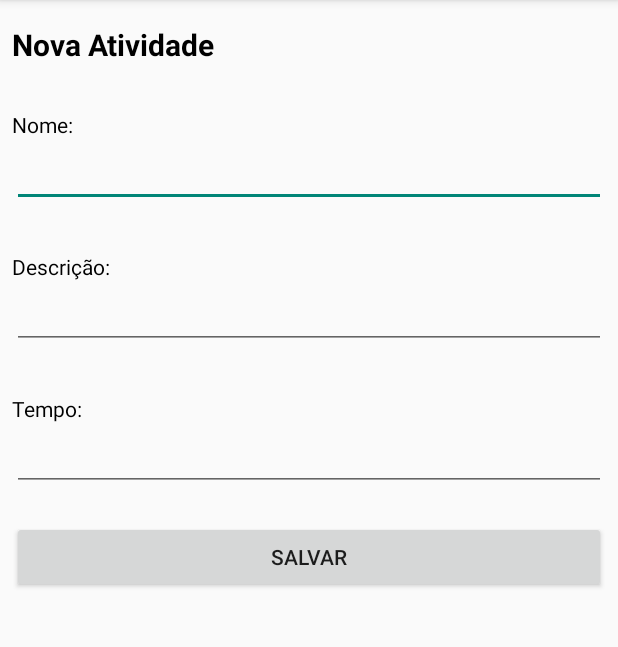
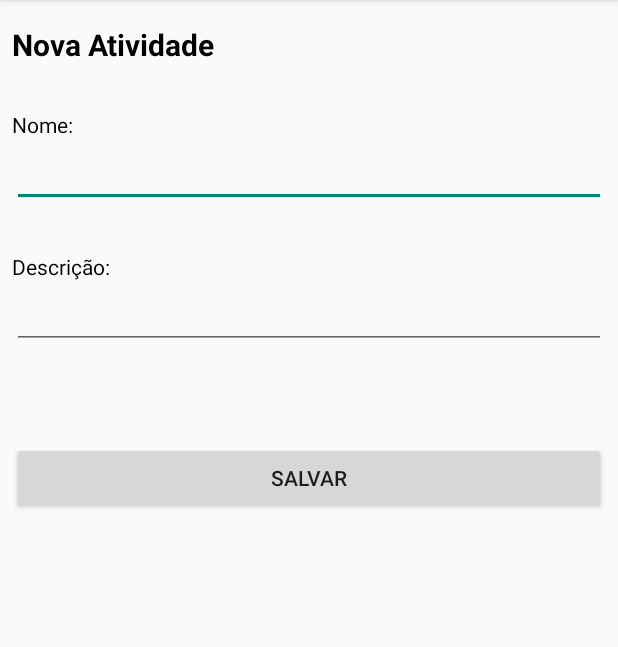
Before and after one commit to LuisaWerlang/Pomodoro, an Android app: the NewActivity screen opened directly, with no data from a screen before it, on a phone screen of 412 x 824 dp, the part 84-731 px from its top. Run offline under Robolectric (Android 15) with nearby library versions, the phone set to English and light mode, and no system bars.

Commit message:
pomodoro

```diff
--- a/app/build.gradle
+++ b/app/build.gradle
@@ -40,6 +40,7 @@ dependencies {
     implementation 'androidx.navigation:navigation-fragment:2.4.2'
     implementation 'androidx.navigation:navigation-ui:2.4.2'
     implementation 'androidx.legacy:legacy-support-v4:1.0.0'
+    implementation 'androidx.annotation:annotation:1.2.0'
     testImplementation 'junit:junit:4.13.2'
     androidTestImplementation 'androidx.test.ext:junit:1.1.3'
     androidTestImplementation 'androidx.test.espresso:espresso-core:3.4.0'
--- a/app/src/main/AndroidManifest.xml
+++ b/app/src/main/AndroidManifest.xml
@@ -13,6 +13,10 @@
         android:roundIcon="@mipmap/ic_launcher_round"
         android:supportsRtl="true"
         android:theme="@style/Theme.Pomodoro">
+        <activity
+            android:name=".ui.login.LoginActivity"
+            android:exported="false"
+            android:label="@string/title_activity_login" />
         <activity
             android:name=".NewActivity"
             android:exported="false"
--- a/app/src/main/java/com/example/pomodoro/NewActivity.java
+++ b/app/src/main/java/com/example/pomodoro/NewActivity.java
@@ -1,19 +1,28 @@
 package com.example.pomodoro;
 
 import androidx.appcompat.app.AppCompatActivity;
+
+import android.app.AlertDialog;
 import android.content.ContentValues;
 import android.content.Intent;
 import android.database.sqlite.SQLiteDatabase;
 import android.os.Bundle;
+import android.text.SpannableString;
+import android.view.View;
 import android.widget.Button;
+import android.widget.CheckBox;
 import android.widget.EditText;
+import android.widget.LinearLayout;
+import android.widget.TextView;
 import android.widget.Toast;
 import com.example.pomodoro.utils.DatabaseHelper;
 import java.util.Objects;
 
 public class NewActivity extends AppCompatActivity {
     private DatabaseHelper helper;
-    private EditText txt_name, txt_description, txt_time;
+    private EditText txt_name, txt_description;
+    private CheckBox checkBox;
+    private int id;
 
     @Override
     protected void onCreate(Bundle savedInstanceState) {
@@ -23,20 +32,42 @@ public class NewActivity extends AppCompatActivity {
         Objects.requireNonNull(getSupportActionBar()).setDisplayHomeAsUpEnabled(true);
         getSupportActionBar().setHomeButtonEnabled(true);
 
+        id = getIntent().getIntExtra("id", 0);
+        String name = getIntent().getStringExtra("name");
+        String description = getIntent().getStringExtra("description");
+        int concluded = getIntent().getIntExtra("concluded",2);
+
+        LinearLayout ll_delete = findViewById(R.id.ll_deleteActivity);
+        LinearLayout ll_concludeActivity = findViewById(R.id.ll_concludeActivity);
+
+        TextView tv_activity = findViewById(R.id.tv_newActivity);
+        if(id != 0) {
+            tv_activity.setText("Editar Atividade "+id);
+        } else {
+            ll_delete.setVisibility(View.INVISIBLE);
+            ll_concludeActivity.setVisibility(View.INVISIBLE);
+        }
+
         helper = new DatabaseHelper(this);
 
         txt_name = findViewById(R.id.activity_name);
+        txt_name.setText(name);
         txt_description = findViewById(R.id.activity_desc);
-        txt_time = findViewById(R.id.activity_time);
+        txt_description.setText(description);
+        checkBox = findViewById(R.id.checkbox);
+        if(concluded==1)
+            checkBox.setChecked(true);
 
         Button save = findViewById(R.id.save_activity);
         save.setOnClickListener(view -> onSaveActivity());
+
+        Button delete = findViewById(R.id.delete_activity);
+        delete.setOnClickListener(view -> onDeleteActivity());
     }
 
     protected void onSaveActivity() {
         String name = txt_name.getText().toString();
         String description = txt_description.getText().toString();
-        String time = txt_time.getText().toString();
 
         if (name.equals("")) {
             Toast.makeText(this, "Informe o nome", Toast.LENGTH_SHORT).show();
@@ -44,19 +75,50 @@ public class NewActivity extends AppCompatActivity {
         else {
             SQLiteDatabase db = helper.getWritableDatabase();
 
+            int concluded = 2;
+            if(checkBox.isChecked())
+                concluded = 1;
+
             ContentValues values = new ContentValues();
             values.put("name", name);
             values.put("description", description);
-            values.put("time", time);
-            values.put("concluded", 2);
+            values.put("concluded", concluded);
 
-            long result = db.insert("activities", null, values);
+            long result;
+            if (id != 0) {
+                String[] where = new String[]{String.valueOf(id)};
+                result = db.update("activities", values, "id = ?", where);
+            } else {
+                result = db.insert("activities", null, values);
+            }
             if (result != -1) {
                 Toast.makeText(this, "Registro salvo com sucesso!", Toast.LENGTH_SHORT).show();
                 onBack();
             } else {
                 Toast.makeText(this, "Erro ao salvar!", Toast.LENGTH_SHORT).show();
             }
+        }
+    }
+
+    public void onDeleteActivity() {
+        AlertDialog.Builder box = new AlertDialog.Builder(this);
+        box.setTitle("Excluindo...");
+        box.setIcon(android.R.drawable.ic_menu_delete);
+        box.setMessage("Tem certeza que deseja excluir esta atividade?");
+        box.setPositiveButton("Sim", (dialogInterface, i) -> DeleteActivity());
+        box.setNegativeButton("Não", (dialogInterface, i) -> {});
+        box.show();
+    }
+
+    public void DeleteActivity() {
+        SQLiteDatabase db = helper.getWritableDatabase();
+        String[] where = new String[]{String.valueOf(id)};
+        long result = db.delete("activities", "id = ?", where);
+        if (result != -1) {
+            Toast.makeText(this, "Registro excluído com sucesso!", Toast.LENGTH_SHORT).show();
+            onBack();
+        } else {
+            Toast.makeText(this, "Erro ao excluir!", Toast.LENGTH_SHORT).show();
         }
     }
 
--- a/app/src/main/java/com/example/pomodoro/utils/DatabaseHelper.java
+++ b/app/src/main/java/com/example/pomodoro/utils/DatabaseHelper.java
@@ -25,8 +25,7 @@ public class DatabaseHelper extends SQLiteOpenHelper {
                             "id INTEGER PRIMARY KEY AUTOINCREMENT NOT NULL, " +
                             "name TEXT, " +
                             "description TEXT, " +
-                            "concluded INTEGER, " +
-                            "time TEXT);");
+                            "concluded INTEGER);");
 
         db.execSQL("CREATE TABLE IF NOT EXISTS settings (" +
                 "id INTEGER PRIMARY KEY NOT NULL, " +
@@ -54,6 +53,7 @@ public class DatabaseHelper extends SQLiteOpenHelper {
 
         db.execSQL("CREATE TABLE IF NOT EXISTS answer (" +
                 "id INTEGER PRIMARY KEY NOT NULL, " +
+                "user_id INTEGER, " +
                 "user TEXT," +
                 "question TEXT," +
                 "CT INTEGER," +
--- a/app/src/main/res/layout/activity_new.xml
+++ b/app/src/main/res/layout/activity_new.xml
@@ -11,6 +11,7 @@
     tools:context=".NewActivity">
 
     <TextView
+        android:id="@+id/tv_newActivity"
         android:layout_width="match_parent"
         android:layout_height="wrap_content"
         android:text="@string/nova_atividade"
@@ -30,7 +31,7 @@
         android:id="@+id/activity_name"
         android:layout_width="match_parent"
         android:layout_height="wrap_content"
-        android:inputType="textCapWords"
+        android:inputType="textCapSentences"
         android:autofillHints=""
         tools:ignore="LabelFor" />
 
@@ -46,25 +47,24 @@
         android:id="@+id/activity_desc"
         android:layout_width="match_parent"
         android:layout_height="wrap_content"
-        android:inputType="textCapWords"
+        android:inputType="textCapSentences"
         android:autofillHints=""
         tools:ignore="LabelFor" />
 
-    <TextView
-        android:id="@+id/tv_time"
+    <LinearLayout
+        android:id="@+id/ll_concludeActivity"
         android:layout_width="match_parent"
         android:layout_height="wrap_content"
-        android:layout_marginTop="30dp"
-        android:textColor="@color/black"
-        android:text="@string/tempo" />
+        android:layout_marginTop="10dp"
+        android:orientation="vertical">
 
-    <EditText
-        android:id="@+id/activity_time"
-        android:layout_width="match_parent"
-        android:layout_height="wrap_content"
-        android:inputType="number"
-        android:autofillHints=""
-        tools:ignore="LabelFor" />
+        <CheckBox
+            android:id="@+id/checkbox"
+            android:layout_width="match_parent"
+            android:layout_height="wrap_content"
+            android:text="Concluir atividade"/>
+
+    </LinearLayout>
 
     <Button
         android:id="@+id/save_activity"
@@ -74,4 +74,20 @@
         android:layout_marginTop="20dp"
         android:text="@string/salvar" />
 
+    <LinearLayout
+        android:id="@+id/ll_deleteActivity"
+        android:layout_width="match_parent"
+        android:layout_height="wrap_content"
+        android:orientation="vertical">
+
+        <Button
+            android:id="@+id/delete_activity"
+            android:layout_width="match_parent"
+            android:layout_height="wrap_content"
+            android:layout_gravity="center"
+            android:layout_marginBottom="50dp"
+            android:text="@string/excluir" />
+
+    </LinearLayout>
+
 </LinearLayout>
--- a/app/src/main/res/values-land/dimens.xml
+++ b/app/src/main/res/values-land/dimens.xml
@@ -1,3 +1,4 @@
 <resources>
     <dimen name="fab_margin">48dp</dimen>
+    <dimen name="activity_horizontal_margin">48dp</dimen>
 </resources>
--- a/app/src/main/res/values-w1240dp/dimens.xml
+++ b/app/src/main/res/values-w1240dp/dimens.xml
@@ -1,3 +1,4 @@
 <resources>
     <dimen name="fab_margin">200dp</dimen>
+    <dimen name="activity_horizontal_margin">200dp</dimen>
 </resources>
--- a/app/src/main/res/values-w600dp/dimens.xml
+++ b/app/src/main/res/values-w600dp/dimens.xml
@@ -1,3 +1,4 @@
 <resources>
     <dimen name="fab_margin">48dp</dimen>
+    <dimen name="activity_horizontal_margin">48dp</dimen>
 </resources>
```
Also changed, not shown: app/src/main/java/com/example/pomodoro/ActivitiesListFragment.java (+33 -9 lines), app/src/main/java/com/example/pomodoro/QuizzFragment.java (+58 -53 lines), app/src/main/java/com/example/pomodoro/utils/Questions.java (added, +56 -0 lines), app/src/main/java/com/example/pomodoro/utils/QuizzAdapter.java (added, +95 -0 lines), app/src/main/java/com/example/pomodoro/utils/Validator.java (deleted, +0 -57 lines), app/src/main/res/layout/listagem.xml (+11 -44 lines), app/src/main/res/values/strings.xml (+9 -0 lines).
